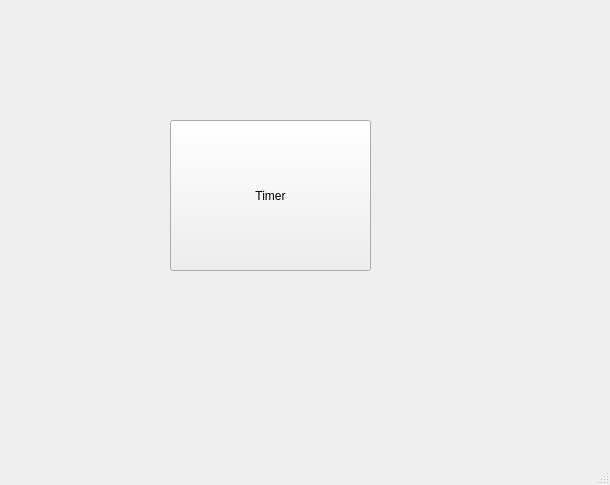
Above: homewindow.ui from GregorioViciani/TimerApp before the change. Below: the same form after it.
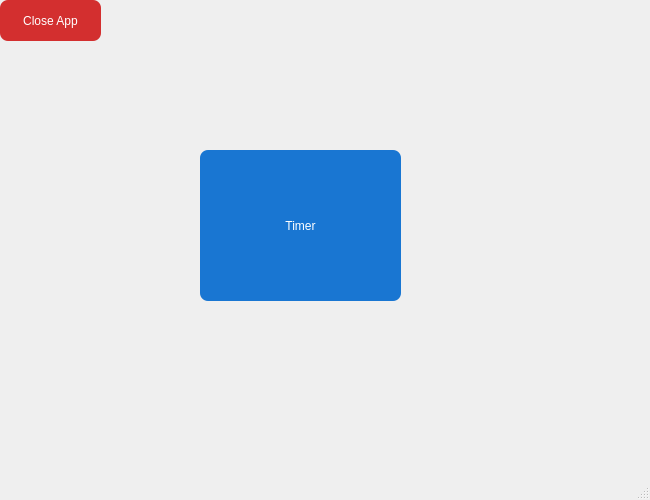
That is the form after the change.

```diff
--- a/homewindow.ui
+++ b/homewindow.ui
@@ -6,8 +6,8 @@
    <rect>
     <x>0</x>
     <y>0</y>
-    <width>610</width>
-    <height>485</height>
+    <width>650</width>
+    <height>500</height>
    </rect>
   </property>
   <property name="windowTitle">
@@ -17,16 +17,35 @@
    <widget class="QPushButton" name="timerbutton">
     <property name="geometry">
      <rect>
-      <x>170</x>
-      <y>120</y>
+      <x>200</x>
+      <y>150</y>
       <width>201</width>
       <height>151</height>
      </rect>
     </property>
+    <property name="styleSheet">
+     <string notr="true">QPushButton { background-color: #1976d2; color: white; border-radius: 8px; padding: 6px 12px; }QPushButton:hover { background-color: #2196f3; }QPushButton:pressed { background-color: #0d47a1; }</string>
+    </property>
     <property name="text">
      <string>Timer</string>
     </property>
    </widget>
+   <widget class="QPushButton" name="closebutton">
+    <property name="geometry">
+     <rect>
+      <x>0</x>
+      <y>0</y>
+      <width>101</width>
+      <height>41</height>
+     </rect>
+    </property>
+    <property name="styleSheet">
+     <string notr="true">QPushButton { background-color: #d32f2f; color: white; border-radius: 8px; padding: 6px 12px; }QPushButton:hover { background-color: #f44336; }QPushButton:pressed { background-color: #b71c1c; }</string>
+    </property>
+    <property name="text">
+     <string>Close App</string>
+    </property>
+   </widget>
   </widget>
   <widget class="QMenuBar" name="menubar">
    <property name="geometry">
```
Left out of the diff: 2 changed lines with no effect on the pictures.
